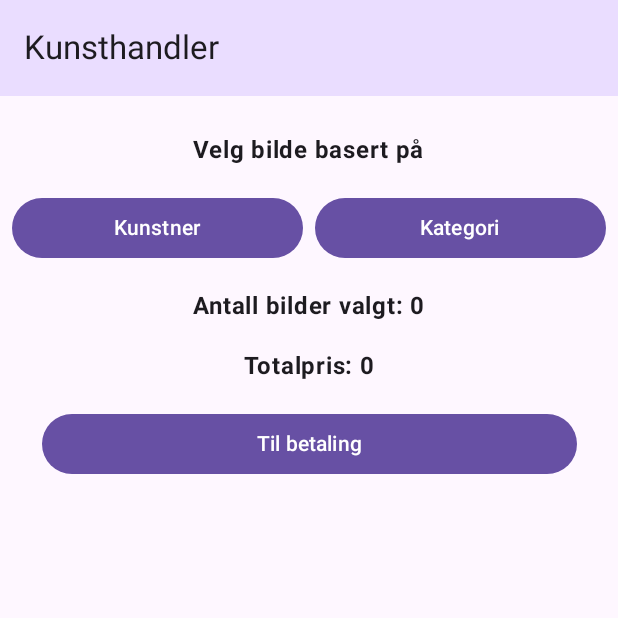
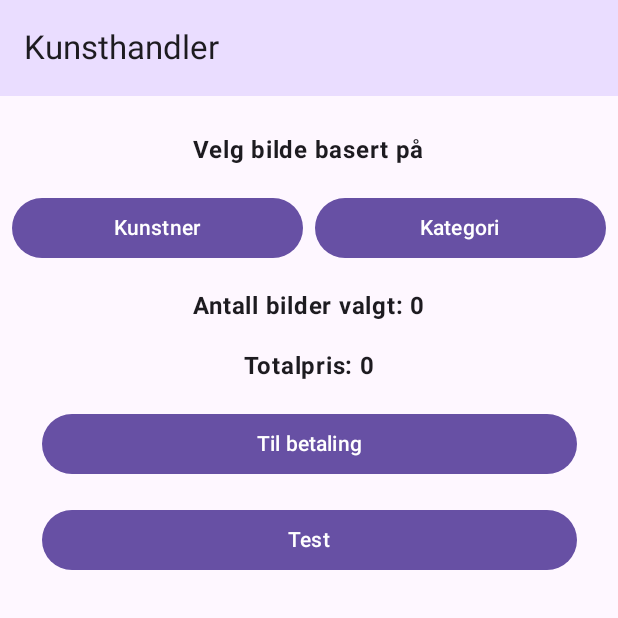
Before and after one commit to majonestube/Oblig3, an Android app built with Jetpack Compose: the screen it shows after launch (MainActivity), on a phone screen of 412 x 824 dp, the top half of it. Run offline under Robolectric (Android 15) with nearby library versions, the phone set to English and light mode, and no system bars; libraries missing offline, so code that uses them is left out: com.jakewharton.retrofit2.

Commit message:
Har fikset tilgang til server, vises i "Test"

```diff
--- a/app/build.gradle.kts
+++ b/app/build.gradle.kts
@@ -2,6 +2,7 @@ plugins {
     alias(libs.plugins.android.application)
     alias(libs.plugins.kotlin.android)
     alias(libs.plugins.kotlin.compose)
+    id("org.jetbrains.kotlin.plugin.serialization") version "1.9.10"
 }
 
 android {
@@ -58,6 +59,9 @@ dependencies {
     implementation("io.coil-kt:coil-compose:2.4.0")
     implementation("org.jetbrains.kotlinx:kotlinx-serialization-json:1.6.0")
 
+    // Coil
+    implementation("io.coil-kt:coil-compose:2.4.0")
+
     implementation ("androidx.lifecycle:lifecycle-viewmodel-compose:2.6.2")
     implementation ("androidx.lifecycle:lifecycle-runtime-compose:2.6.2")
     implementation ("androidx.lifecycle:lifecycle-livedata-ktx:2.6.2")
--- a/app/src/main/AndroidManifest.xml
+++ b/app/src/main/AndroidManifest.xml
@@ -4,6 +4,8 @@
     <uses-permission android:name="android.permission.INTERNET" />
 
     <application
+        android:networkSecurityConfig="@xml/network_security_config"
+        android:usesCleartextTraffic="true"
         android:name=".ArtPhotosApplication"
         android:allowBackup="true"
         android:dataExtractionRules="@xml/data_extraction_rules"
--- a/app/src/main/java/com/example/oblig3/data/AppContainer.kt
+++ b/app/src/main/java/com/example/oblig3/data/AppContainer.kt
@@ -7,7 +7,7 @@ import okhttp3.MediaType.Companion.toMediaType
 import retrofit2.Retrofit
 
 interface AppContainer {
-    val artPhotoRepository: ArtPhotosRepository
+    val artPhotosRepository: ArtPhotosRepository
 }
 
 class DefaultAppContainer: AppContainer {
@@ -22,7 +22,7 @@ class DefaultAppContainer: AppContainer {
         retrofit.create(ArtApiService::class.java)
     }
 
-    override val artPhotoRepository: ArtPhotosRepository by lazy {
+    override val artPhotosRepository: ArtPhotosRepository by lazy {
         NetworkArtPhotosRepository(retrofitService)
     }
 }
--- a/app/src/main/java/com/example/oblig3/data/ArtUiState.kt
+++ b/app/src/main/java/com/example/oblig3/data/ArtUiState.kt
@@ -1,6 +1,9 @@
 package com.example.oblig3.data
 
+import com.example.oblig3.network.ArtPhoto
+
 data class ArtUiState(
+    val allPhotos: List<ArtPhoto> = listOf(),
     val picturesChosen: List<SelectedPhoto> = listOf(),
     val chosenArtist: Long = 0,
     val chosenCategory: Category = Category.NATURE,
--- a/app/src/main/java/com/example/oblig3/network/ArtPhoto.kt
+++ b/app/src/main/java/com/example/oblig3/network/ArtPhoto.kt
@@ -13,5 +13,5 @@ data class ArtPhoto (
     val imgSrc: String,
     val artistId: String,
     val categoryId: String,
-    val price: String
+    val price: Double
 )
--- a/app/src/main/java/com/example/oblig3/ui/ArtScreen.kt
+++ b/app/src/main/java/com/example/oblig3/ui/ArtScreen.kt
@@ -42,7 +42,8 @@ enum class ArtScreen (@StringRes val title: Int) {
     PictureByArtist(title = R.string.bilder),
     PictureByCategory(title = R.string.bilder),
     Details(title = R.string.detaljer),
-    Payment(title = R.string.betaling)
+    Payment(title = R.string.betaling),
+    Test(title = (R.string.test))
 }
 
 @OptIn(ExperimentalMaterial3Api::class)
@@ -76,7 +77,7 @@ fun ArtdealerAppBar(
 @OptIn(ExperimentalMaterial3Api::class)
 @Composable
 fun ArtdealerApp(
-    viewModel: ArtViewModel = viewModel(),
+    viewModel: ArtViewModel = viewModel(factory = ArtViewModel.Factory),
     navController: NavHostController = rememberNavController(),
     modifier: Modifier = Modifier) {
     val backStackEntry by navController.currentBackStackEntryAsState()
@@ -110,6 +111,7 @@ fun ArtdealerApp(
                         viewModel.deletePhoto(selectedPhoto)
                     },
                     onPayButtonClicked = { navController.navigate(ArtScreen.Payment.name) },
+                    onAllPhotosButtonClicked = { navController.navigate(ArtScreen.Test.name)},
                     totalPrice = uiState.totalPrice
                 )
             }
@@ -202,6 +204,13 @@ fun ArtdealerApp(
                 )
             }
 
+            composable(route = ArtScreen.Test.name) {
+                viewModel.getAllPhotos()
+                AllPicturesScreen(
+                    uiState.allPhotos
+                )
+            }
+
         }
     }
 }
--- a/app/src/main/java/com/example/oblig3/ui/ArtViewModel.kt
+++ b/app/src/main/java/com/example/oblig3/ui/ArtViewModel.kt
@@ -1,6 +1,13 @@
 package com.example.oblig3.ui
 
 import androidx.lifecycle.ViewModel
+import androidx.lifecycle.ViewModelProvider
+import androidx.lifecycle.ViewModelProvider.AndroidViewModelFactory.Companion.APPLICATION_KEY
+import androidx.lifecycle.viewModelScope
+import androidx.lifecycle.viewmodel.initializer
+import androidx.lifecycle.viewmodel.viewModelFactory
+import com.example.oblig3.ArtPhotosApplication
+import com.example.oblig3.data.ArtPhotosRepository
 import com.example.oblig3.data.ArtUiState
 import com.example.oblig3.data.Category
 import com.example.oblig3.data.DataSource
@@ -13,13 +20,26 @@ import kotlinx.coroutines.flow.MutableStateFlow
 import kotlinx.coroutines.flow.StateFlow
 import kotlinx.coroutines.flow.asStateFlow
 import kotlinx.coroutines.flow.update
+import kotlinx.coroutines.launch
 import kotlin.math.roundToInt
 
 private const val EXTRA_PRICE = 200
 
-class ArtViewModel: ViewModel() {
+class ArtViewModel(
+    private val artPhotosRepository: ArtPhotosRepository
+): ViewModel() {
     private val _uiState = MutableStateFlow(ArtUiState())
     val uiState: StateFlow<ArtUiState> = _uiState.asStateFlow()
+
+    fun getAllPhotos() {
+        viewModelScope.launch {
+            _uiState.update { currentState ->
+                currentState.copy(
+                    allPhotos = artPhotosRepository.getArtPhotos()
+                )
+            }
+        }
+    }
 
     fun addPhoto(
         photo: SelectedPhoto) {
@@ -129,4 +149,19 @@ class ArtViewModel: ViewModel() {
         _uiState.value = ArtUiState()
     }
 
+    companion object {
+        val Factory: ViewModelProvider.Factory = viewModelFactory {
+            initializer {
+                val application = (this[APPLICATION_KEY] as? ArtPhotosApplication)
+                    ?: throw IllegalStateException("Application is not ArtPhotosApplication")
+                val artPhotosRepository = try {
+                    application.container.artPhotosRepository
+                } catch (e: Exception) {
+                    throw IllegalStateException("Failed to get reporitory: ${e.message}")
+                }
+                ArtViewModel(artPhotosRepository = artPhotosRepository)
+            }
+        }
+    }
+
 }
--- a/app/src/main/java/com/example/oblig3/ui/MainScreen.kt
+++ b/app/src/main/java/com/example/oblig3/ui/MainScreen.kt
@@ -41,6 +41,7 @@ fun MainScreen(
     onCategoryButtonClicked: () -> Unit,
     onDeleteButtonClicked: (SelectedPhoto) -> Unit,
     onPayButtonClicked: () -> Unit,
+    onAllPhotosButtonClicked: () -> Unit,
     modifier: Modifier = Modifier,
     totalPrice: Int
 ) {
@@ -179,6 +180,15 @@ fun MainScreen(
                     text = stringResource(R.string.til_betaling)
                 )
             }
+
+            Button(
+                onClick = { onAllPhotosButtonClicked() },
+                modifier = Modifier.fillMaxWidth(0.9f)
+            ) {
+                Text(
+                    text = stringResource(R.string.test)
+                )
+            }
         }
 
     }
--- a/app/src/main/res/values/strings.xml
+++ b/app/src/main/res/values/strings.xml
@@ -31,4 +31,5 @@
     <string name="velg_ramme_og_st_rrelse">Velg ramme og størrelse</string>
     <string name="lagt_i_handlekurv">Lagt i handlekurv!</string>
     <string name="detaljer_pris">Pris: %s</string>
+    <string name="test">Test</string>
 </resources>
--- /dev/null
+++ b/app/src/main/res/xml/network_security_config.xml
@@ -0,0 +1,6 @@
+<?xml version="1.0" encoding="utf-8"?>
+<network-security-config>
+    <domain-config cleartextTrafficPermitted="true">
+        <domain includeSubdomains="true">10.0.2.2</domain>
+    </domain-config>
+</network-security-config>
```
Also changed, not shown: app/src/main/java/com/example/oblig3/ui/AllPicturesScreen.kt (added, +68 -0 lines), 1 other file.
